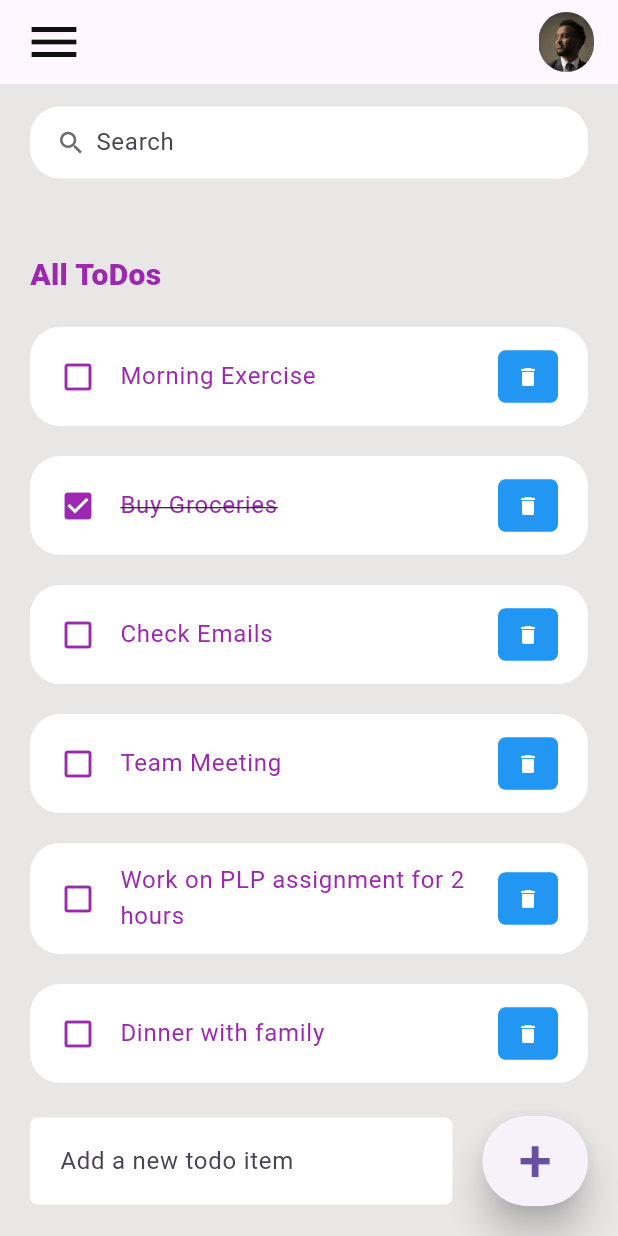
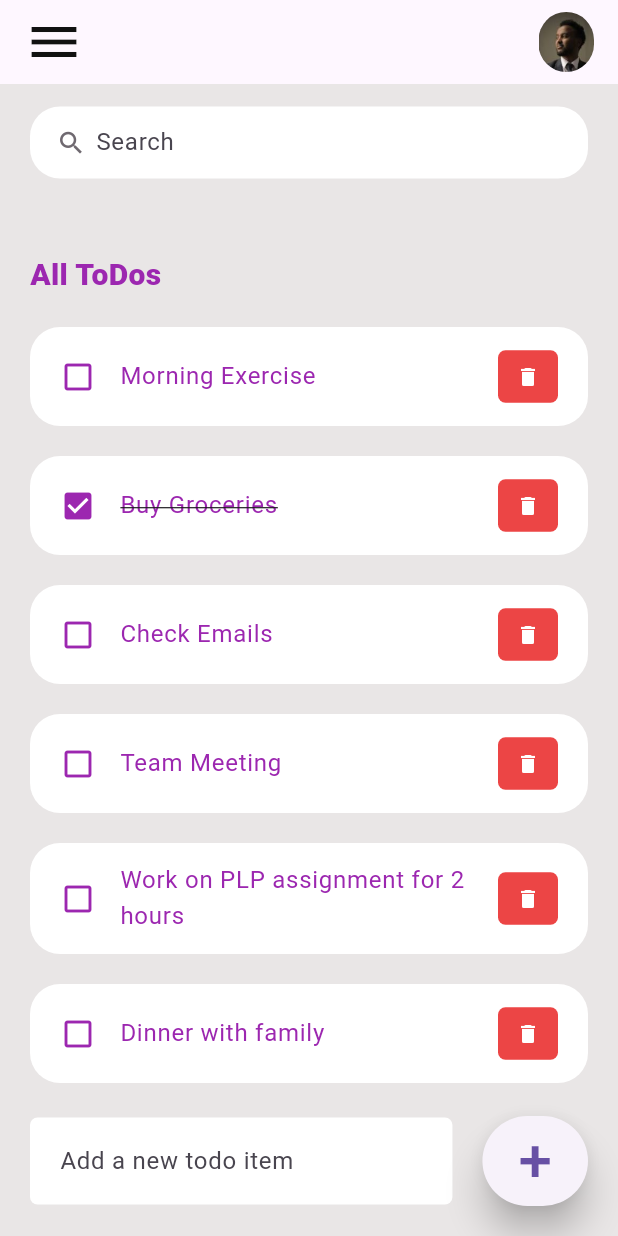
Before and after one commit to Salaudinsuraj/ToDo_ListApp, a Flutter app: the screen it shows after launch, after a tap on "Morning Exercise", on a phone screen of 412 x 824 dp. Run offline on Flutter 3.47's test engine with Material 3 defaults, Android fonts, the phone set to English and light mode, and no system bars.

Commit message:
change the color of delete icon from blue to red

```diff
--- a/lib/app_screens/toDo_item.dart
+++ b/lib/app_screens/toDo_item.dart
@@ -43,7 +43,7 @@ class ToDoItem extends StatelessWidget {
           width: 40,
           height: 35,
           decoration: BoxDecoration(
-              color: Colors.blue, borderRadius: BorderRadius.circular(5.0)),
+              color: const Color.fromARGB(255, 236, 69, 69), borderRadius: BorderRadius.circular(5.0)),
           child: IconButton(
             color: Colors.white,
             iconSize: 16.0,
--- a/lib/main.dart
+++ b/lib/main.dart
@@ -4,7 +4,7 @@ import 'app_screens/toDo_item.dart';
 import 'app_screens/toDo.dart';
 
 void main() {
-  runApp(Home());
+  runApp(const Home());
 }
 
 class Home extends StatefulWidget {
```
Also changed, not shown: pubspec.lock.
